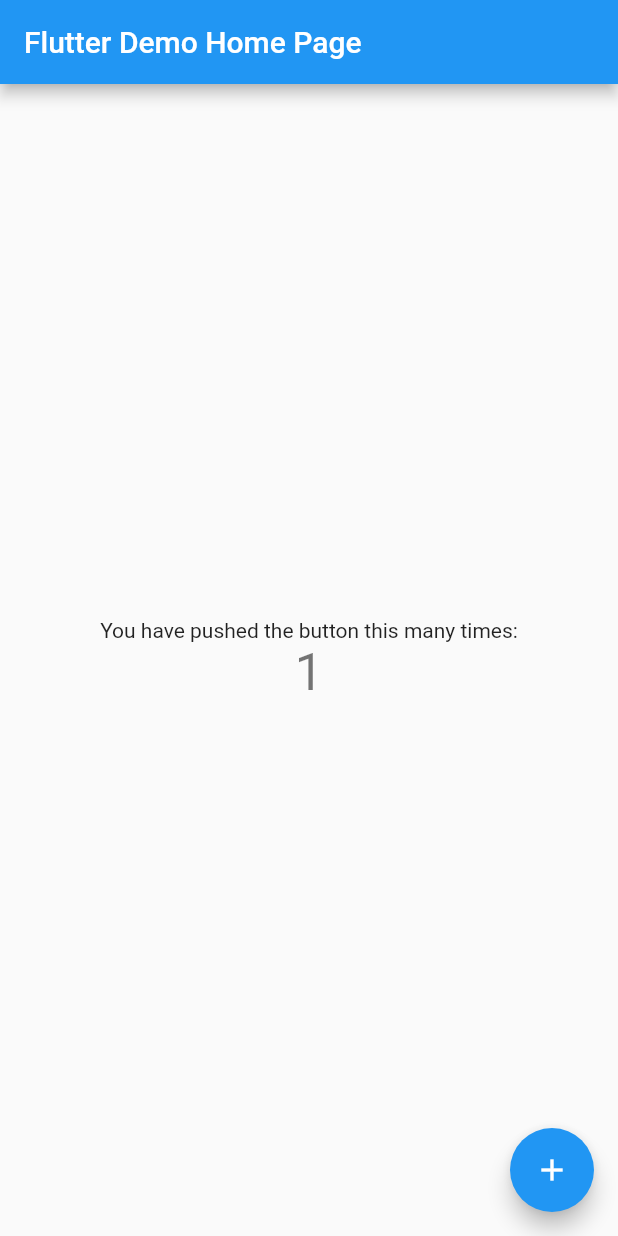
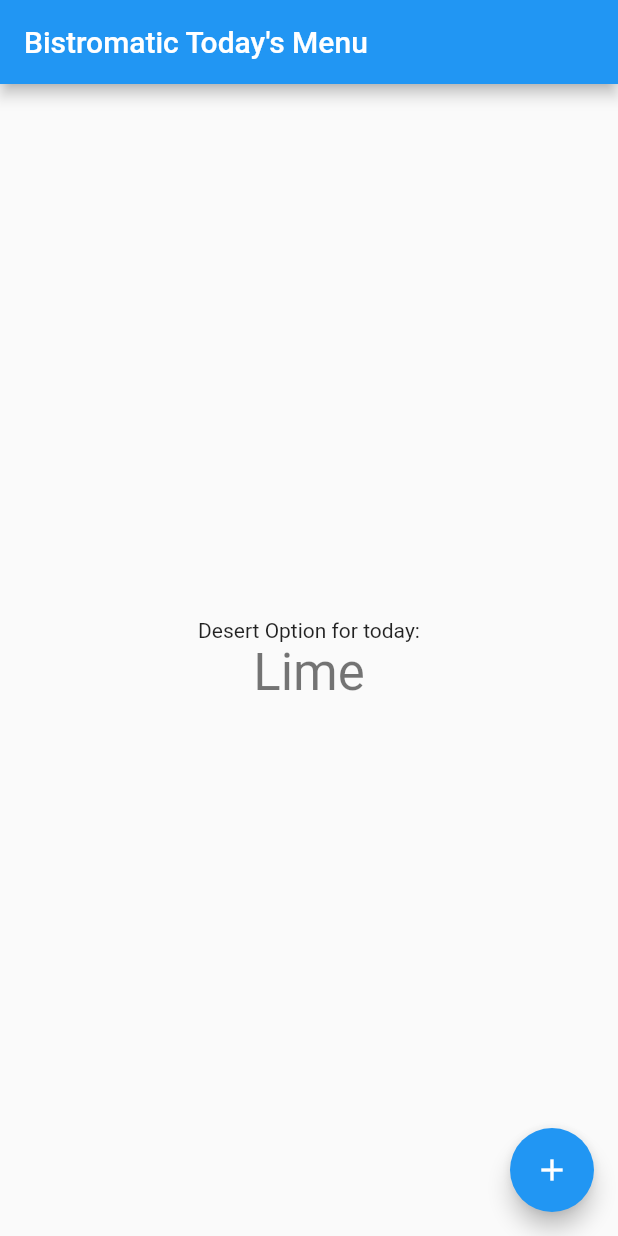
Before and after one commit to akafael/flutter-sandbox, a Flutter app: the MyHomePage screen opened directly, after a tap on the "add" icon, on a phone screen of 412 x 824 dp. Run offline on Flutter 3.47's test engine with Material 2 defaults, Android fonts, the phone set to English and light mode, and no system bars.

Commit message:
Update first app

```diff
--- a/apps/first_flutter_app/lib/main.dart
+++ b/apps/first_flutter_app/lib/main.dart
@@ -1,4 +1,5 @@
 import 'package:flutter/material.dart';
+import 'dart:math';
 
 void main() {
   runApp(MyApp());
@@ -26,7 +27,7 @@ class MyApp extends StatelessWidget {
         // closer together (more dense) than on mobile platforms.
         visualDensity: VisualDensity.adaptivePlatformDensity,
       ),
-      home: MyHomePage(title: 'Flutter Demo Home Page'),
+      home: MyHomePage(title: 'Bistromatic Today\'s Menu'),
     );
   }
 }
@@ -50,16 +51,27 @@ class MyHomePage extends StatefulWidget {
 }
 
 class _MyHomePageState extends State<MyHomePage> {
-  int _counter = 0;
+  int _randomNumber = 0;
 
-  void _incrementCounter() {
+  // Fruit List
+  List _fruitList = [
+    'Orange',
+    'Grape',
+    'Lime',
+    'Avocado',
+    'Papaya',
+    'Banana',
+    'Pineapple'
+  ];
+
+  void _getRandomFruit() {
     setState(() {
       // This call to setState tells the Flutter framework that something has
       // changed in this State, which causes it to rerun the build method below
       // so that the display can reflect the updated values. If we changed
       // _counter without calling setState(), then the build method would not be
       // called again, and so nothing would appear to happen.
-      _counter++;
+      _randomNumber = new Random().nextInt(_fruitList.length);
     });
   }
 
@@ -98,17 +110,17 @@ class _MyHomePageState extends State<MyHomePage> {
           mainAxisAlignment: MainAxisAlignment.center,
           children: <Widget>[
             Text(
-              'You have pushed the button this many times:',
+              'Desert Option for today:',
             ),
             Text(
-              '$_counter',
+              _fruitList[_randomNumber],
               style: Theme.of(context).textTheme.headline4,
             ),
           ],
         ),
       ),
       floatingActionButton: FloatingActionButton(
-        onPressed: _incrementCounter,
+        onPressed: _getRandomFruit,
         tooltip: 'Increment',
         child: Icon(Icons.add),
       ), // This trailing comma makes auto-formatting nicer for build methods.
```
Also changed, not shown: 1 other file.
